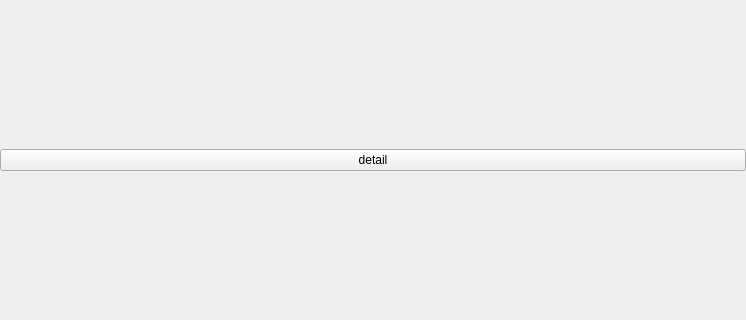
ddmoyu/ddmy, file src/views/novel/pages/list/list.ui: the form before one commit; both pictures show x 0 to 746 and y 111 to 431 of the 746 by 543 pixel window.
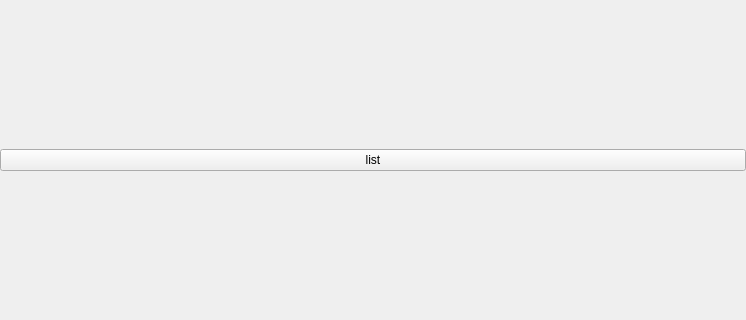
The form after the commit.

What changed in the file:
```diff
--- a/src/views/novel/pages/list/list.ui
+++ b/src/views/novel/pages/list/list.ui
@@ -34,7 +34,7 @@
      <item>
       <widget class="QPushButton" name="pushButton">
        <property name="text">
-        <string>detail</string>
+        <string>list</string>
        </property>
       </widget>
      </item>
```
